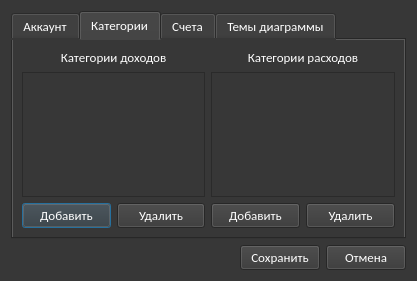
First picture: the form in ui/dialogs/settings.ui, repository Protocs/OkayMoney, before the edit.
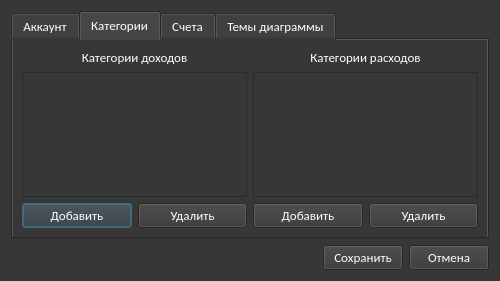
Second picture: the form after the edit. The open tabs and pages were chosen to show the change. Icons and pictures are not drawn.

Commit message: Изменил названия объектов в settings.ui

What changed in the file:
```diff
--- a/ui/dialogs/settings.ui
+++ b/ui/dialogs/settings.ui
@@ -6,13 +6,19 @@
    <rect>
     <x>0</x>
     <y>0</y>
-    <width>417</width>
+    <width>500</width>
     <height>281</height>
    </rect>
   </property>
   <property name="minimumSize">
    <size>
-    <width>417</width>
+    <width>500</width>
+    <height>281</height>
+   </size>
+  </property>
+  <property name="maximumSize">
+   <size>
+    <width>500</width>
     <height>281</height>
    </size>
   </property>
@@ -317,19 +323,6 @@
          </item>
         </layout>
        </item>
-       <item>
-        <spacer name="horizontalSpacer_2">
-         <property name="orientation">
-          <enum>Qt::Horizontal</enum>
-         </property>
-         <property name="sizeHint" stdset="0">
-          <size>
-           <width>40</width>
-           <height>20</height>
-          </size>
-         </property>
-        </spacer>
-       </item>
       </layout>
      </widget>
      <widget class="QWidget" name="accounts_settings">
```
Left out of the diff: 12 changed lines with no effect on the pictures.
